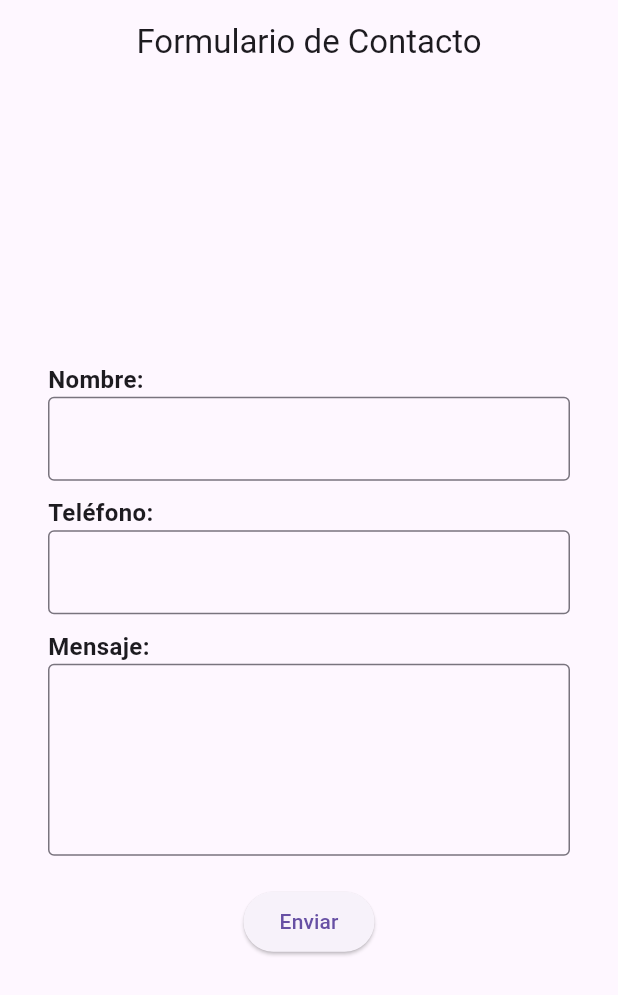
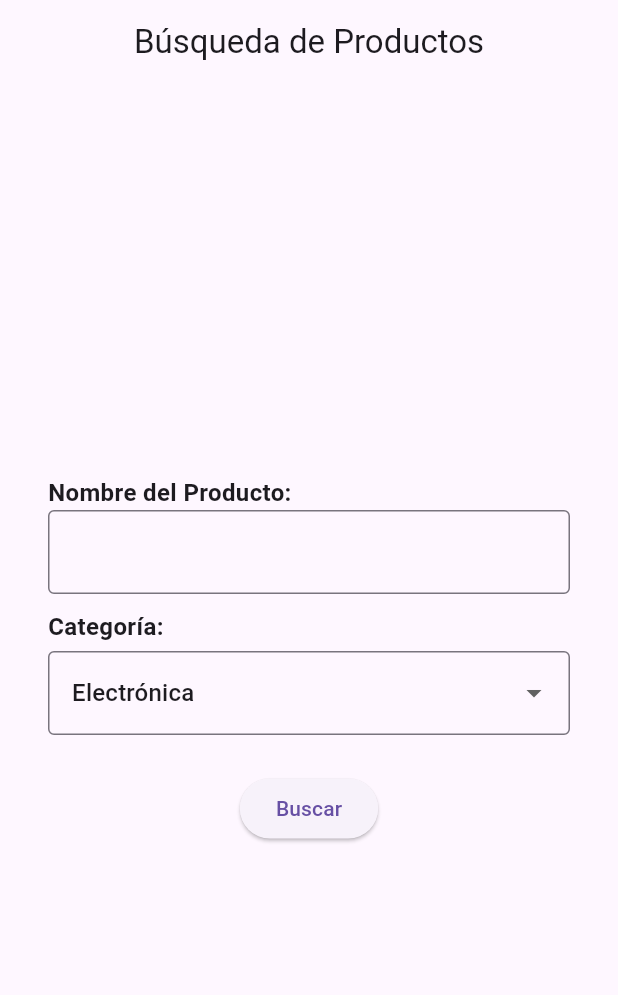
Before and after one commit to LuisGM875/aplicaciones_con_flutter, a Flutter app: the screen it shows after launch, on a phone screen of 412 x 824 dp. Shown: the top 995 px of the screen. Run offline on Flutter 3.47's test engine with Material 3 defaults, Android fonts, the phone set to English and light mode, and no system bars.

Commit message:
feat: add form to search products

```diff
--- a/lib/main.dart
+++ b/lib/main.dart
@@ -1,9 +1,6 @@
 import 'package:flutter/material.dart';
-import 'package:flutter_web_plugins/flutter_web_plugins.dart';
-import 'dart:ui' as ui;
 
 void main() {
-  setUrlStrategy(PathUrlStrategy());
   runApp(MyApp());
 }
 
@@ -12,88 +9,74 @@ class MyApp extends StatelessWidget {
   Widget build(BuildContext context) {
     return MaterialApp(
       debugShowCheckedModeBanner: false,
-      home: ContactForm(),
+      home: ProductSearchForm(),
     );
   }
 }
 
-class ContactForm extends StatefulWidget {
+class ProductSearchForm extends StatefulWidget {
   @override
-  _ContactFormState createState() => _ContactFormState();
+  _ProductSearchFormState createState() => _ProductSearchFormState();
 }
 
-class _ContactFormState extends State<ContactForm> {
+class _ProductSearchFormState extends State<ProductSearchForm> {
   final _formKey = GlobalKey<FormState>();
-  final TextEditingController _nameController = TextEditingController();
-  final TextEditingController _phoneController = TextEditingController();
-  final TextEditingController _messageController = TextEditingController();
+  final TextEditingController _productController = TextEditingController();
+  String _selectedCategory = 'electronica'; // Valor predeterminado
 
   void _submitForm() {
     if (_formKey.currentState!.validate()) {
-      String name = _nameController.text;
-      String phone = _phoneController.text;
-      String message = _messageController.text;
+      String product = _productController.text;
 
-      print("Nombre: $name");
-      print("Teléfono: $phone");
-      print("Mensaje: $message");
+      print("Producto: $product");
+      print("Categoría: $_selectedCategory");
 
       ScaffoldMessenger.of(context).showSnackBar(
-        SnackBar(content: Text('Formulario enviado con éxito')),
+        SnackBar(content: Text('Búsqueda enviada con éxito')),
       );
 
-      _nameController.clear();
-      _phoneController.clear();
-      _messageController.clear();
+      _productController.clear();
+      setState(() {
+        _selectedCategory = 'electronica';
+      });
     }
   }
 
   @override
   Widget build(BuildContext context) {
     return Scaffold(
-      appBar: AppBar(title: Center(child: Text('Formulario de Contacto'))),
+      appBar: AppBar(title: Center(child: Text('Búsqueda de Productos'))),
       body: Center(
         child: Padding(
           padding: EdgeInsets.all(16.0),
           child: Form(
             key: _formKey,
+            child: Center(
               child: ListView(
                 shrinkWrap: true,
                 padding: EdgeInsets.symmetric(horizontal: 16.0),
                 children: [
                   Center(
                     child: _buildTextField(
-                    label: 'Nombre:',
-                    controller: _nameController,
-                    validator: (value) => value!.isEmpty ? 'Ingrese su nombre' : null,
+                      label: 'Nombre del Producto:',
+                      controller: _productController,
+                      validator: (value) =>
+                          value!.isEmpty ? 'Ingrese el nombre del producto' : null,
                     ),
                   ),
                   SizedBox(height: 10),
                   Center(
-                  child: _buildTextField(
-                    label: 'Teléfono:',
-                    controller: _phoneController,
-                    keyboardType: TextInputType.phone,
-                    validator: (value) => value!.isEmpty ? 'Ingrese su número de teléfono' : null,
-                  ),
-                ),
-                SizedBox(height: 10),
-                Center(
-                  child: _buildTextField(
-                    label: 'Mensaje:',
-                    controller: _messageController,
-                    maxLines: 4,
-                    validator: (value) => value!.isEmpty ? 'Ingrese su mensaje' : null,
-                  ),
+                    child: _buildDropdown(),
                   ),
                   SizedBox(height: 20),
                   Center(
                     child: ElevatedButton(
                       onPressed: _submitForm,
-                    child: Text('Enviar'),
+                      child: Text('Buscar'),
                     ),
                   ),
                 ],
+              ),
             ),
           ),
         ),
@@ -105,7 +88,6 @@ class _ContactFormState extends State<ContactForm> {
     required String label,
     required TextEditingController controller,
     TextInputType keyboardType = TextInputType.text,
-    int maxLines = 1,
     required String? Function(String?) validator,
   }) {
     return Column(
@@ -120,7 +102,6 @@ class _ContactFormState extends State<ContactForm> {
           child: TextFormField(
             controller: controller,
             keyboardType: keyboardType,
-            maxLines: maxLines,
             decoration: InputDecoration(border: OutlineInputBorder()),
             validator: validator,
           ),
@@ -128,4 +109,34 @@ class _ContactFormState extends State<ContactForm> {
       ],
     );
   }
+
+  Widget _buildDropdown() {
+    return Column(
+      crossAxisAlignment: CrossAxisAlignment.start,
+      children: [
+        Text(
+          'Categoría:',
+          style: TextStyle(fontSize: 16, fontWeight: FontWeight.bold),
+        ),
+        Container(
+          width: 400,
+          padding: EdgeInsets.symmetric(vertical: 5),
+          child: DropdownButtonFormField<String>(
+            value: _selectedCategory,
+            items: [
+              DropdownMenuItem(value: 'electronica', child: Text('Electrónica')),
+              DropdownMenuItem(value: 'ropa', child: Text('Ropa')),
+              DropdownMenuItem(value: 'hogar', child: Text('Hogar')),
+            ],
+            onChanged: (value) {
+              setState(() {
+                _selectedCategory = value!;
+              });
+            },
+            decoration: InputDecoration(border: OutlineInputBorder()),
+          ),
+        ),
+      ],
+    );
   }
+}
```
Lines whose indentation alone changed are shown as unchanged.
